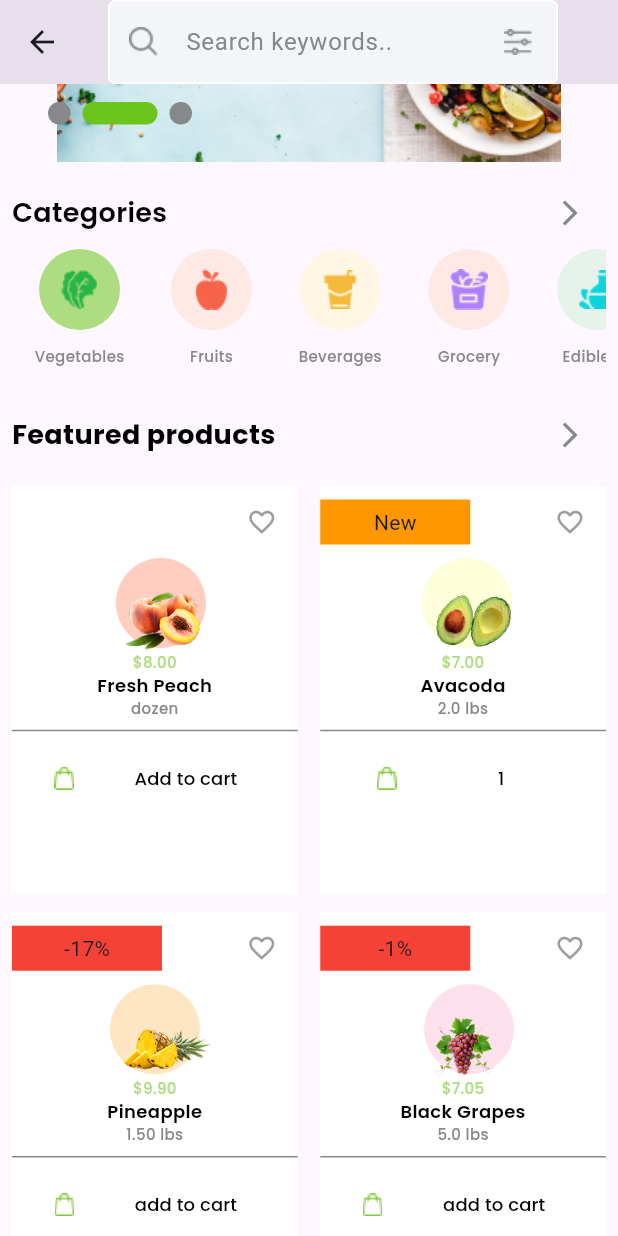
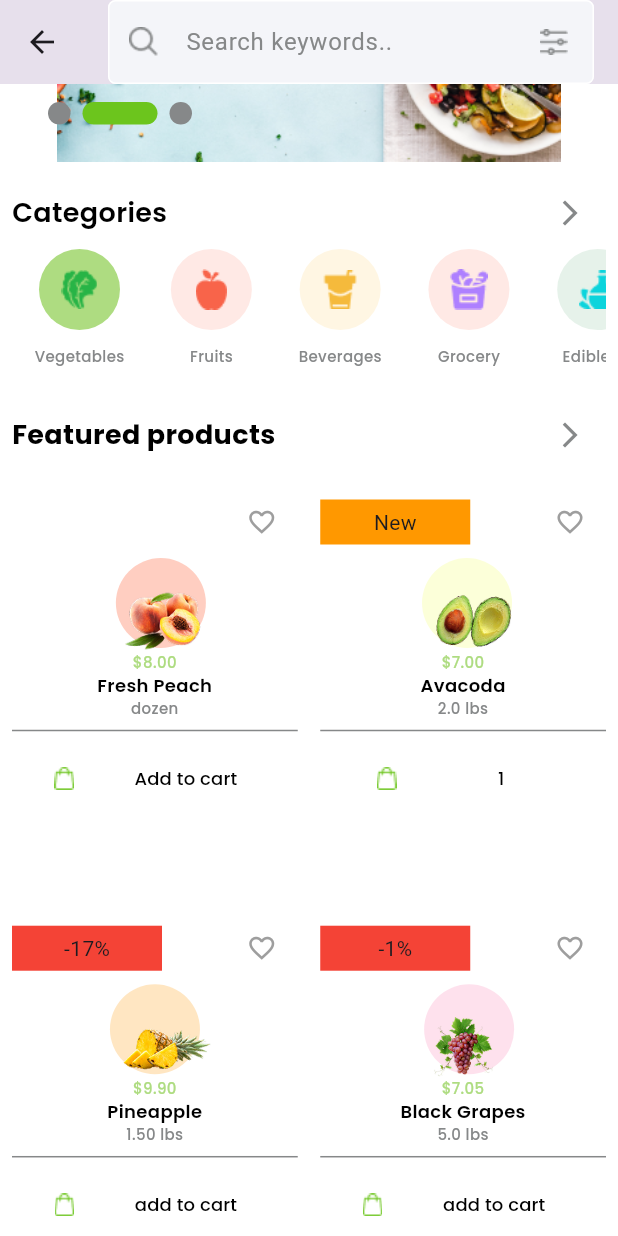
Before and after one commit to tazeen-dev/grocery_app, a Flutter app: the HomeScreen1 screen opened directly, scrolled down 208 dp, on a phone screen of 412 x 824 dp. Run offline on Flutter 3.47's test engine with Material 3 defaults, Android fonts, the phone set to English and light mode, and no system bars; our stand-ins replace google_fonts.

Commit message:
optimizing the code of product detail screen

```diff
--- a/lib/controller/components/product-details.dart
+++ b/lib/controller/components/product-details.dart
@@ -41,16 +41,16 @@ class _ProductDetailsState extends State<ProductDetails> {
             children: [
               SizedBox(height: 400,),
              Container(
-               height: 230,
+               height: 250,
                width: double.infinity,
                decoration: BoxDecoration(
                  color: widget.containerColor,
-                 borderRadius: BorderRadius.only(bottomRight: Radius.circular(150),bottomLeft: Radius.circular(150)),
+                 borderRadius: BorderRadius.only(bottomRight: Radius.circular(155),bottomLeft: Radius.circular(155)),
                ),
              ),
               Padding(
                 padding: const EdgeInsets.only(top: 120.0,left: 80.0),
-                child: Image(image: AssetImage(widget.image),height: 210,),
+                child: Image(image: AssetImage(widget.image),height: 220,),
               ),],
           ),
           Spacer(),
--- a/lib/model/product_model/grid_product_list.dart
+++ b/lib/model/product_model/grid_product_list.dart
@@ -10,6 +10,6 @@ class GridContainer{
   final String price;
   final Color color;
   final String cartprice;
-  GridContainer(this.color ,{this.isNew=false,this.isDisount=false,this.discountValue='0', required this.text,required this.image,
+  GridContainer({  this.color= const Color(0xffffff),this.isNew=false,this.isDisount=false,this.discountValue='0', required this.text,required this.image,
      required this.price,required this.subtitle,required this.cartprice});
 }
--- a/lib/view/home_view/home-screen/home_screen1.dart
+++ b/lib/view/home_view/home-screen/home_screen1.dart
@@ -34,35 +34,34 @@ class _HomeScreen1State extends State<HomeScreen1> {
   List<GridContainer> gridProduct=[
     GridContainer(
       isNew: false,
-
-        Color(0xffFFCEC1), text: 'Fresh Peach', image:AppIcons.peach , price: '\$8.00', subtitle:
+      color:   Color(0xffFFCEC1), text: 'Fresh Peach', image:AppIcons.peach , price: '\$8.00', subtitle:
         'dozen', cartprice: 'Add to cart' ),
     GridContainer(
         isNew: true,
-        Color(0xffFCFFD9), text: 'Avacoda',
+       color:  Color(0xffFCFFD9), text: 'Avacoda',
         image:AppIcons.aocado , price: '\$7.00', subtitle:
     '2.0 lbs' , cartprice: '1'),
     GridContainer(
         isNew: false,
         isDisount: true,
         discountValue: '-17%',
-        Color(0xffFFE6C2), text: 'Pineapple',
+        color: Color(0xffFFE6C2), text: 'Pineapple',
         image:AppIcons.pineapple , price:'\$9.90'
              , subtitle: '1.50 lbs', cartprice: 'add to cart'),
     GridContainer(
         isNew: false,
         isDisount: true,
         discountValue: '-1%',
-        Color(0xffFEE1ED), text: 'Black Grapes',
+        color: Color(0xffFEE1ED), text: 'Black Grapes',
         image:AppIcons.grapes , price:'\$7.05' , subtitle: '5.0 lbs', cartprice: 'add to cart'),
     GridContainer(
         isNew: true,
-        Color(0xffFFE3E2), text: 'Pomegranate',
+       color:  Color(0xffFFE3E2), text: 'Pomegranate',
         image:AppIcons.pomegrante , price:'\$2.09',
         subtitle: '1.50 lbs', cartprice:'1'),
     GridContainer(
         isNew: false,
-        Color(0xffD2FFD0),
+       color:  Color(0xffD2FFD0),
         text: 'Fresh B roccoli', image:AppIcons.broccoli ,
         price: '\$3.00', subtitle:'1 kg', cartprice:
         'Add to cart'),
@@ -78,16 +77,17 @@ class _HomeScreen1State extends State<HomeScreen1> {
   @override
   Widget build(BuildContext context) {
     return Scaffold(
+      backgroundColor: AppColors.whiteColor,
       appBar: AppBar(
         title: GestureDetector( onTap: () {
-          Navigator.push(
-            context,
-            MaterialPageRoute(builder: (context) => SearchScreen()),
-          );
-        },
-          child:AbsorbPointer(
+      Navigator.push(
+        context,
+        MaterialPageRoute(
+          builder: (context) => SearchScreen(allProducts: gridProduct),
+        ),
+      );},
+      child:AbsorbPointer(
           child: Container(
-                  width: 300,
                   child: TextField(
                     controller: searchController,
                     keyboardType: TextInputType.text,
```
Also changed, not shown: lib/view/home_view/home-screen/fruits_screen.dart (+6 -6 lines), lib/view/home_view/home-screen/vegitable_screen.dart (+6 -6 lines), lib/view/home_view/search_screen/search_screen.dart (+93 -5 lines).
